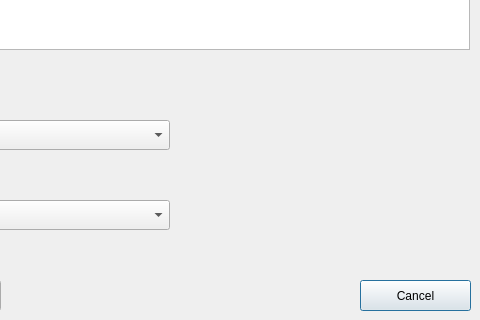
First picture: the form in GUI/newContent.ui, repository DaanVink/Olympus, before the edit; both pictures show x 120 to 600 and y 180 to 500 of the 600 by 500 pixel window.
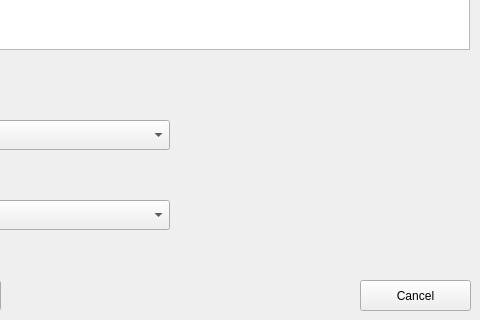
Second picture: the form after the edit.

What changed in the file:
```diff
--- a/GUI/newContent.ui
+++ b/GUI/newContent.ui
@@ -1,7 +1,7 @@
 <?xml version="1.0" encoding="UTF-8"?>
 <ui version="4.0">
  <class>Dialog</class>
- <widget class="QDialog" name="Dialog">
+ <widget class="QMainWindow" name="MainWindow">
   <property name="geometry">
    <rect>
     <x>0</x>
```
